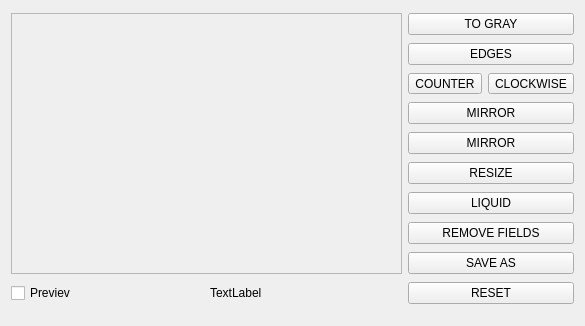
Before: the Qt Designer form image_editor.ui in VanillaBerry/skt-desktop, drawn with Qt 5.
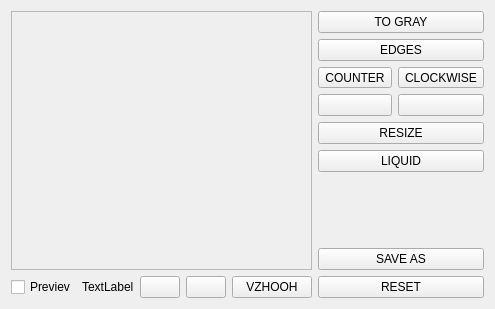
After: the same form once the commit is applied. Icons and pictures are not drawn.

```diff
--- a/image_editor.ui
+++ b/image_editor.ui
@@ -6,49 +6,50 @@
    <rect>
     <x>0</x>
     <y>0</y>
-    <width>585</width>
-    <height>326</height>
+    <width>490</width>
+    <height>309</height>
    </rect>
   </property>
   <property name="windowTitle">
    <string>Form</string>
   </property>
   <layout class="QGridLayout" name="gridLayout">
-   <item row="0" column="4" colspan="2">
+   <item row="8" column="5" colspan="2">
+    <widget class="QPushButton" name="pushButton_reset">
+     <property name="text">
+      <string>RESET</string>
+     </property>
+    </widget>
+   </item>
+   <item row="0" column="5" colspan="2">
     <widget class="QPushButton" name="pushButton_gray">
      <property name="text">
       <string>TO GRAY</string>
      </property>
-    </widget>
-   </item>
-   <item row="1" column="4" colspan="2">
-    <widget class="QPushButton" name="pushButton_edges">
-     <property name="text">
-      <string>EDGES</string>
-     </property>
-    </widget>
-   </item>
-   <item row="2" column="4">
-    <widget class="QToolButton" name="toolButton_counter">
-     <property name="text">
-      <string>COUNTER</string>
-     </property>
      <property name="icon">
       <iconset resource="icons.qrc">
        <normaloff>:/icons/icons/counter.ico</normaloff>:/icons/icons/counter.ico</iconset>
      </property>
-     <property name="iconSize">
-      <size>
-       <width>32</width>
-       <height>16</height>
-      </size>
+    </widget>
+   </item>
+   <item row="4" column="5" colspan="2">
+    <widget class="QPushButton" name="pushButton_resize">
+     <property name="text">
+      <string>RESIZE</string>
      </property>
     </widget>
    </item>
-   <item row="3" column="4" colspan="2">
+   <item row="8" column="1">
+    <widget class="QLabel" name="label_size">
+     <property name="text">
+      <string>TextLabel</string>
+     </property>
+    </widget>
+   </item>
+   <item row="3" column="5">
     <widget class="QPushButton" name="pushButton_hmirror">
      <property name="text">
-      <string>MIRROR</string>
+      <string/>
      </property>
      <property name="icon">
       <iconset resource="icons.qrc">
@@ -56,10 +57,39 @@
      </property>
     </widget>
    </item>
-   <item row="4" column="4" colspan="2">
+   <item row="8" column="0">
+    <widget class="QCheckBox" name="checkBox_prev">
+     <property name="text">
+      <string>Previev</string>
+     </property>
+    </widget>
+   </item>
+   <item row="1" column="5" colspan="2">
+    <widget class="QPushButton" name="pushButton_edges">
+     <property name="text">
+      <string>EDGES</string>
+     </property>
+     <property name="icon">
+      <iconset resource="icons.qrc">
+       <normaloff>:/icons/icons/Contrast.ico</normaloff>:/icons/icons/Contrast.ico</iconset>
+     </property>
+    </widget>
+   </item>
+   <item row="8" column="3">
+    <widget class="QPushButton" name="pushButton_zoomOUT">
+     <property name="text">
+      <string/>
+     </property>
+     <property name="icon">
+      <iconset resource="icons.qrc">
+       <normaloff>:/icons/icons/magnifier--minus.ico</normaloff>:/icons/icons/magnifier--minus.ico</iconset>
+     </property>
+    </widget>
+   </item>
+   <item row="3" column="6">
     <widget class="QPushButton" name="pushButton_vmirror">
      <property name="text">
-      <string>MIRROR</string>
+      <string/>
      </property>
      <property name="icon">
       <iconset resource="icons.qrc">
@@ -67,38 +97,10 @@
      </property>
     </widget>
    </item>
-   <item row="5" column="4" colspan="2">
-    <widget class="QPushButton" name="pushButton_resize">
-     <property name="text">
-      <string>RESIZE</string>
-     </property>
-    </widget>
-   </item>
-   <item row="6" column="4" colspan="2">
-    <widget class="QPushButton" name="pushButton_liquid">
-     <property name="text">
-      <string>LIQUID</string>
-     </property>
-    </widget>
-   </item>
-   <item row="7" column="4" colspan="2">
-    <widget class="QPushButton" name="pushButton_autoliq">
-     <property name="text">
-      <string>REMOVE FIELDS</string>
-     </property>
-    </widget>
-   </item>
-   <item row="8" column="4" colspan="2">
-    <widget class="QPushButton" name="pushButton_save">
-     <property name="text">
-      <string>SAVE AS</string>
-     </property>
-    </widget>
-   </item>
    <item row="2" column="5">
-    <widget class="QToolButton" name="toolButton_clockwise">
+    <widget class="QToolButton" name="toolButton_counter">
      <property name="text">
-      <string>CLOCKWISE</string>
+      <string>COUNTER</string>
      </property>
      <property name="icon">
       <iconset resource="icons.qrc">
@@ -112,14 +114,7 @@
      </property>
     </widget>
    </item>
-   <item row="9" column="4" colspan="2">
-    <widget class="QPushButton" name="pushButton_reset">
-     <property name="text">
-      <string>RESET</string>
-     </property>
-    </widget>
-   </item>
-   <item row="0" column="0" rowspan="9" colspan="2">
+   <item row="0" column="0" rowspan="8" colspan="5">
     <widget class="QScrollArea" name="scrollArea_image">
      <property name="widgetResizable">
       <bool>true</bool>
@@ -129,24 +124,72 @@
        <rect>
         <x>0</x>
         <y>0</y>
-        <width>473</width>
-        <height>270</height>
+        <width>380</width>
+        <height>259</height>
        </rect>
       </property>
      </widget>
     </widget>
    </item>
-   <item row="9" column="1">
-    <widget class="QLabel" name="label_size">
+   <item row="8" column="4">
+    <widget class="QPushButton" name="pushButton_autoliq">
      <property name="text">
-      <string>TextLabel</string>
+      <string>VZHOOH</string>
      </property>
     </widget>
    </item>
-   <item row="9" column="0">
-    <widget class="QCheckBox" name="checkBox_prev">
+   <item row="8" column="2">
+    <widget class="QPushButton" name="pushButton_zoomIN">
      <property name="text">
-      <string>Previev</string>
+      <string/>
+     </property>
+     <property name="icon">
+      <iconset resource="icons.qrc">
+       <normaloff>:/icons/icons/magnifier--plus.ico</normaloff>:/icons/icons/magnifier--plus.ico</iconset>
+     </property>
+    </widget>
+   </item>
+   <item row="6" column="5" colspan="2">
+    <spacer name="verticalSpacer">
+     <property name="orientation">
+      <enum>Qt::Vertical</enum>
+     </property>
+     <property name="sizeHint" stdset="0">
+      <size>
+       <width>20</width>
+       <height>53</height>
+      </size>
+     </property>
+    </spacer>
+   </item>
+   <item row="2" column="6">
+    <widget class="QToolButton" name="toolButton_clockwise">
+     <property name="text">
+      <string>CLOCKWISE</string>
+     </property>
+     <property name="icon">
+      <iconset resource="icons.qrc">
+       <normaloff>:/icons/icons/clockwise.ico</normaloff>:/icons/icons/clockwise.ico</iconset>
+     </property>
+     <property name="iconSize">
+      <size>
+       <width>32</width>
+       <height>16</height>
+      </size>
+     </property>
+    </widget>
+   </item>
+   <item row="7" column="5" colspan="2">
+    <widget class="QPushButton" name="pushButton_save">
+     <property name="text">
+      <string>SAVE AS</string>
+     </property>
+    </widget>
+   </item>
+   <item row="5" column="5" colspan="2">
+    <widget class="QPushButton" name="pushButton_liquid">
+     <property name="text">
+      <string>LIQUID</string>
      </property>
     </widget>
    </item>
```
Left out of the diff: 8 changed lines with no effect on the pictures.
